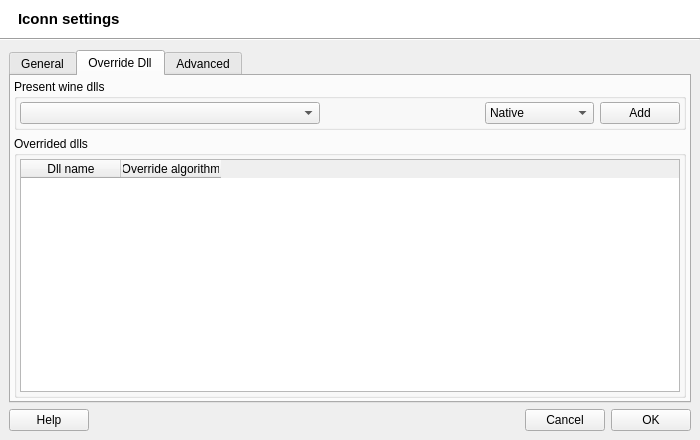
First picture: the form in src/q4wine-gui/uis/IconSettings.ui, repository brezerk/q4wine, before the edit.
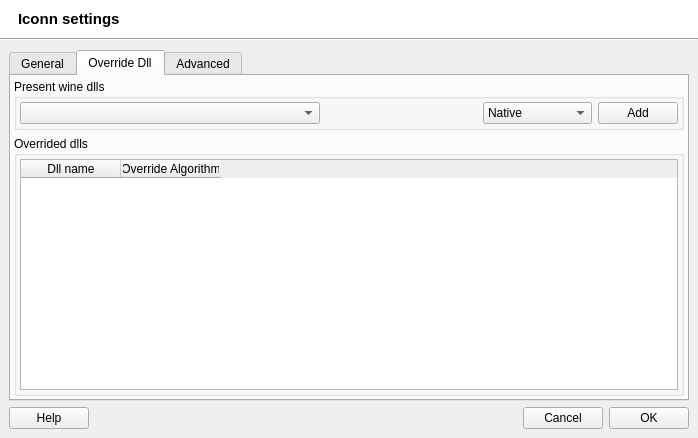
Second picture: the form after the edit. The open tabs and pages were chosen to show the change. Icons and pictures are not drawn.

```diff
--- a/src/q4wine-gui/uis/IconSettings.ui
+++ b/src/q4wine-gui/uis/IconSettings.ui
@@ -9,8 +9,8 @@
    <rect>
     <x>0</x>
     <y>0</y>
-    <width>700</width>
-    <height>440</height>
+    <width>698</width>
+    <height>438</height>
    </rect>
   </property>
   <property name="windowTitle">
@@ -683,7 +683,7 @@
                </column>
                <column>
                 <property name="text">
-                 <string>Override algorithm</string>
+                 <string>Override Algorithm</string>
                 </property>
                </column>
               </widget>
```
Left out of the diff: 8 changed lines with no effect on the pictures.
